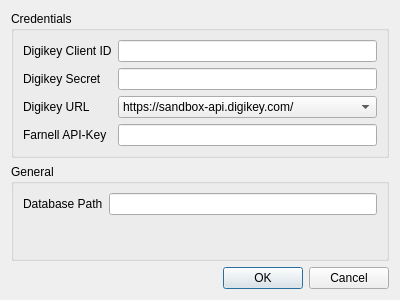
Above: settingswindow.ui from ArnePhotonics/EpartStocker before the change. Below: the same form after it.
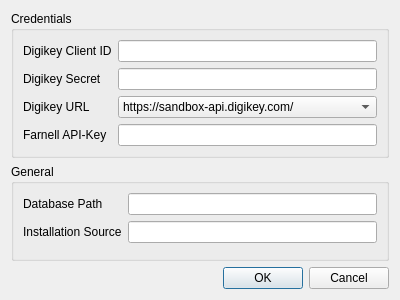
That is the form after the change.

Diff of the .ui file:
```diff
--- a/settingswindow.ui
+++ b/settingswindow.ui
@@ -106,6 +106,16 @@
         <item row="0" column="1">
          <widget class="QLineEdit" name="databasePathLineEdit"/>
         </item>
+        <item row="1" column="0">
+         <widget class="QLabel" name="installationSourceLabel">
+          <property name="text">
+           <string>Installation Source</string>
+          </property>
+         </widget>
+        </item>
+        <item row="1" column="1">
+         <widget class="QLineEdit" name="installationSourceLineEdit"/>
+        </item>
        </layout>
       </item>
      </layout>
```
